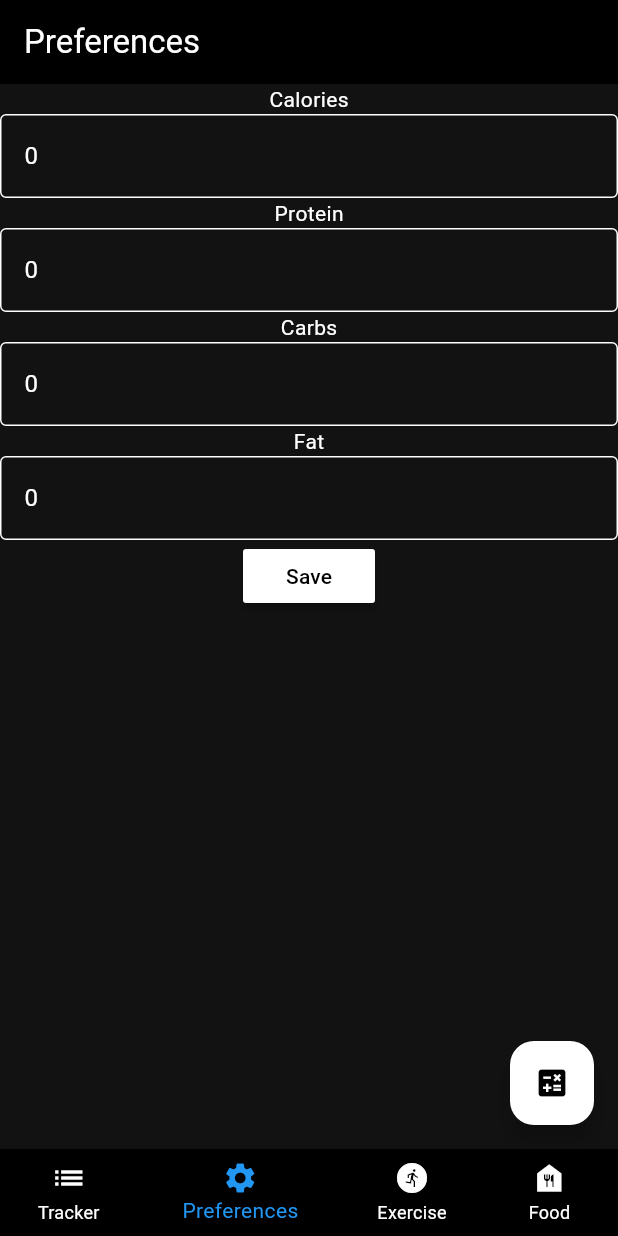
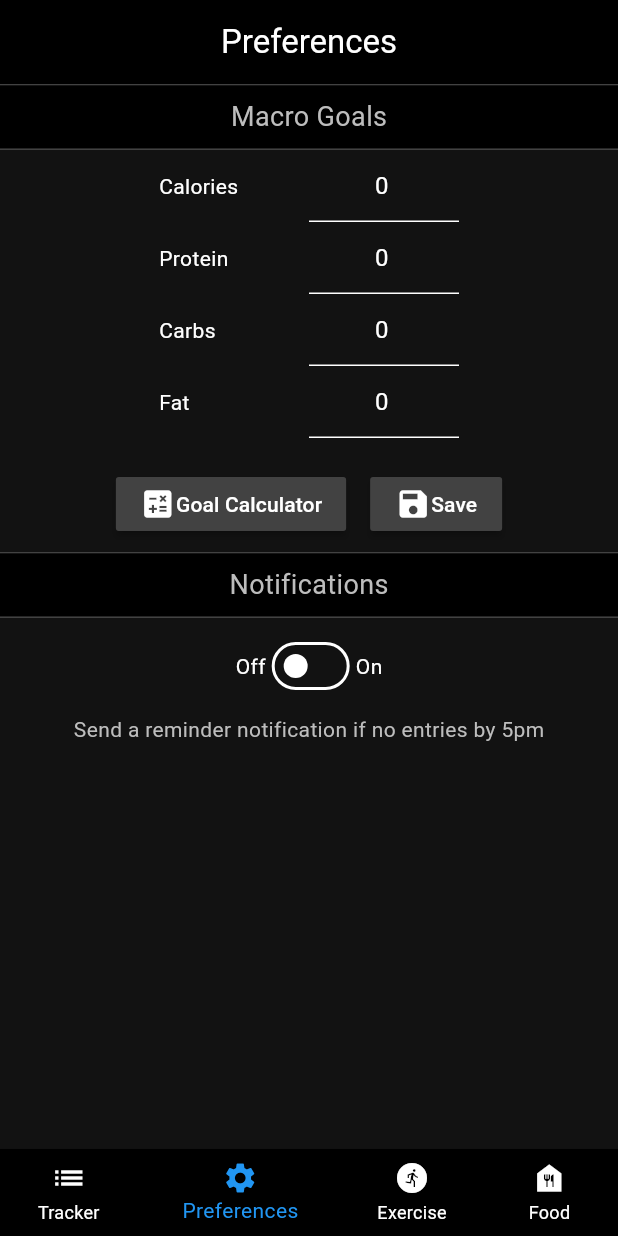
Before and after one commit to r2andrew/caloreasy, a Flutter app: the screen it shows after launch, item 2 of the bottom bar chosen, on a phone screen of 412 x 824 dp. Run offline on Flutter 3.47's test engine with Material 3 defaults, Android fonts, the phone set to English and light mode, and no system bars; our stand-ins replace flutter_local_notifications, flutter_slidable, hive, hive_flutter; missing offline and left inert: android_alarm_manager_plus, openfoodfacts; accounts and stored records are empty.

Commit message:
redesign preferences page + add notif ui

```diff
--- /dev/null
+++ b/lib/components/sub_heading.dart
@@ -0,0 +1,32 @@
+import 'package:flutter/material.dart';
+
+class SubHeading extends StatelessWidget {
+
+  String text;
+
+  SubHeading({
+    super.key,
+    required this.text
+  });
+
+  @override
+  Widget build(BuildContext context) {
+    return Row(
+      children: [
+        Expanded(
+          child: Container(
+            color: Colors.black,
+            child: Padding(
+              padding: const EdgeInsets.all(8.0),
+              child: Center(child: Text(
+                text,
+                style: TextStyle(
+                    fontSize: 18,
+                    color: Colors.grey[400]),)),
+            ),
+          ),
+        ),
+      ],
+    );
+  }
+}
--- a/lib/components/tdee_dialog.dart
+++ b/lib/components/tdee_dialog.dart
@@ -40,6 +40,7 @@ class _TDEEDialogState extends State<TDEEDialog> {
     }
   }
 
+  // TODO: redesign
   @override
   Widget build(BuildContext context) {
     return AlertDialog(
--- a/lib/database/local_database.dart
+++ b/lib/database/local_database.dart
@@ -14,7 +14,10 @@ class LocalDatabase {
 
   // Map
   // date : {}
+  // TODO: rename to goals in light of notifications
   final _preferencesBox = Hive.box('userPreferences');
+
+  final _notificationsBox = Hive.box('notifications');
 
   // Map
   // date : exercise[]
@@ -193,4 +196,18 @@ class LocalDatabase {
 
     _preferencesBox.put(date, updatedPreferences);
   }
+
+  /*
+  * PREFERENCES METHODS
+  * */
+
+  bool getNotificationsStatus() {
+    return _notificationsBox.get('status') ?? false;
+  }
+
+  void toggleNotificationsStatus() {
+    bool status = _notificationsBox.get('status') ?? false;
+    _notificationsBox.put('status', !status);
+  }
+
 }
--- a/lib/main.dart
+++ b/lib/main.dart
@@ -1,6 +1,5 @@
 import 'package:caloreasy/helpers/noti_service.dart';
 import 'package:caloreasy/pages/base_page.dart';
-import 'package:caloreasy/pages/tracker.dart';
 import 'package:flutter/material.dart';
 import 'package:hive/hive.dart';
 import 'package:hive_flutter/adapters.dart';
@@ -14,6 +13,8 @@ void main() async {
   final _foodEntriesBox = await Hive.openBox('userFoodEntries');
   final _preferencesBox = await Hive.openBox('userPreferences');
   final _exerciseEntriesBox = await Hive.openBox('userExerciseEntries');
+  final _notificationsBox = await Hive.openBox('notifications');
+
 
   // debug
   // _foodEntriesBox.clear();
--- a/lib/pages/preferences.dart
+++ b/lib/pages/preferences.dart
@@ -1,8 +1,11 @@
+import 'package:android_alarm_manager_plus/android_alarm_manager_plus.dart';
+import 'package:caloreasy/components/sub_heading.dart';
 import 'package:caloreasy/database/local_database.dart';
 import 'package:flutter/material.dart';
 import 'package:flutter/services.dart';
 
 import '../components/tdee_dialog.dart';
+import '../helpers/noti_service.dart';
 
 class PreferencesPage extends StatefulWidget {
 
@@ -21,12 +24,16 @@ class PreferencesPage extends StatefulWidget {
 
 class _PreferencesPageState extends State<PreferencesPage> {
 
+  DateTime todaysDate = DateTime.now()
+      .copyWith(hour: 0, minute: 0, second: 0, millisecond: 0, microsecond: 0);
+
   LocalDatabase db = LocalDatabase();
 
   final _caloriesController = TextEditingController();
   final _proteinController = TextEditingController();
   final _carbsController = TextEditingController();
   final _fatController = TextEditingController();
+  late bool notificationsOn;
 
   @override
   void initState() {
@@ -38,9 +45,10 @@ class _PreferencesPageState extends State<PreferencesPage> {
     _carbsController.text = preferences['carbs'].toString();
     _fatController.text = preferences['fat'].toString();
 
+    notificationsOn = db.getNotificationsStatus();
+
     super.initState();
   }
-
 
   void openTDEECalcDialog () {
     showDialog(context: context, builder: (context) {
@@ -93,78 +101,137 @@ class _PreferencesPageState extends State<PreferencesPage> {
         }
   }
 
+  Widget macroInput (String macro, TextEditingController controller) {
+    return Center(
+      child: SizedBox(
+        width: 200,
+        child: Row(
+          mainAxisAlignment: MainAxisAlignment.center,
+          children: [
+            Expanded(child: Text(macro)),
+            SizedBox(
+              width: 100,
+              child: TextField(
+                textAlign: TextAlign.center,
+                keyboardType: TextInputType.number,
+                inputFormatters: [
+                  FilteringTextInputFormatter.digitsOnly
+                ],
+                decoration: InputDecoration(
+                    border: UnderlineInputBorder(),
+                    hintText: macro
+                ),
+                controller: controller,
+              ),
+            ),
+          ],
+        ),
+      ),
+    );
+  }
+
   @override
   Widget build(BuildContext context) {
     return Scaffold(
       appBar: AppBar(
-        title: Text('Preferences'),
+        title: Center(child: Text('Preferences')),
         backgroundColor: Colors.black,
-      ),
-      floatingActionButton: FloatingActionButton(
-          backgroundColor: Colors.white,
-          onPressed: openTDEECalcDialog,
-          child: Icon(Icons.calculate),
       ),
       body: Column(
         children: [
 
-          Text('Calories'),
-          TextField(
-            keyboardType: TextInputType.number,
-            inputFormatters: [
-              FilteringTextInputFormatter.digitsOnly
-            ],
-            decoration: InputDecoration(
-              border: OutlineInputBorder(),
-              hintText: 'Calories'
+          Divider(height: 1, thickness: 1, color: Colors.grey[800],),
+
+          // notification selector
+          SubHeading(text: 'Macro Goals'),
+
+          Divider(height: 1, thickness: 1, color: Colors.grey[800],),
+
+          macroInput('Calories', _caloriesController),
+          macroInput('Protein', _proteinController),
+          macroInput('Carbs', _carbsController),
+          macroInput('Fat', _fatController),
+
+          Padding(
+            padding: const EdgeInsets.only(top: 12.0),
+            child: Row(
+              mainAxisAlignment: MainAxisAlignment.center,
+              children: [
+                Padding(
+                  padding: const EdgeInsets.all(8.0),
+                  child: MaterialButton(
+                    color: Colors.grey[800],
+                    textColor: Colors.white,
+                    onPressed: openTDEECalcDialog,
+                    child: Row(
+                      children: [
+                        Icon(Icons.calculate),
+                        Text('Goal Calculator')
+                      ],
+                    ),
+                  ),
+                ),
+                Padding(
+                  padding: const EdgeInsets.all(8.0),
+                  child: MaterialButton(
+                      color: Colors.grey[800],
+                      textColor: Colors.white,
+                      onPressed: () => submit(),
+                      child: Row(
+                        children: [
+                          Icon(Icons.save),
+                          Text('Save'),
+                        ],
+                      ),
+                  ),
+                ),
+              ],
             ),
-            controller: _caloriesController,
           ),
 
-          Text('Protein'),
-          TextField(
-            keyboardType: TextInputType.number,
-            inputFormatters: [
-              FilteringTextInputFormatter.digitsOnly
-            ],
-            decoration: InputDecoration(
-                border: OutlineInputBorder(),
-                hintText: 'Protein in g'
+          Divider(height: 1, thickness: 1, color: Colors.grey[800],),
+          SubHeading(text: 'Notifications'),
+          Divider(height: 1, thickness: 1, color: Colors.grey[800],),
+
+          Padding(
+            padding: const EdgeInsets.all(8.0),
+            child: Column(
+              children: [
+                Row(
+                  mainAxisAlignment: MainAxisAlignment.center,
+                  children: [
+                    Text('Off'),
+                    Switch(
+                      trackColor: WidgetStateProperty<Color?>.fromMap(<WidgetStatesConstraint, Color>{
+                        WidgetState.selected: Colors.blue
+                      }),
+                      thumbColor: const WidgetStatePropertyAll<Color>(Colors.white),
+                      value: notificationsOn,
+                      onChanged: (value) {
+                        setState(() {
+                          db.toggleNotificationsStatus();
+                          notificationsOn = db.getNotificationsStatus();
+                        });
+                        if (notificationsOn == true) {
+                          AndroidAlarmManager.periodic(const Duration(days: 1), 0, () => NotiService.scheduledNotification(),
+                              startAt: todaysDate.copyWith(hour: 17), allowWhileIdle: true, wakeup: true, rescheduleOnReboot: true)
+                              .then((value) => print('Alarm Timer Started = $value'));
+                        } else {
+                          AndroidAlarmManager.cancel(0).then((value) => print('Alarm Timer Canceled = $value'));
+                        }
+                      },
+                    ),
+                    Text('On')
+                  ],
+                ),
+                Padding(
+                  padding: const EdgeInsets.all(8.0),
+                  child: Text(
+                    'Send a reminder notification if no entries by 5pm',
+                    style: TextStyle(color: Colors.grey[400])),
+                )
+              ],
             ),
-            controller: _proteinController,
-          ),
-
-          Text('Carbs'),
-          TextField(
-            keyboardType: TextInputType.number,
-            inputFormatters: [
-              FilteringTextInputFormatter.digitsOnly
-            ],
-            decoration: InputDecoration(
-                border: OutlineInputBorder(),
-                hintText: 'Carbs in g'
-            ),
-            controller: _carbsController,
-          ),
-
-          Text('Fat'),
-          TextField(
-            keyboardType: TextInputType.number,
-            inputFormatters: [
-              FilteringTextInputFormatter.digitsOnly
-            ],
-            decoration: InputDecoration(
-                border: OutlineInputBorder(),
-                hintText: 'Fat in g'
-            ),
-            controller: _fatController,
-          ),
-
-          MaterialButton(
-              color: Colors.white,
-              textColor: Colors.black,
-              onPressed: () => submit(),
-              child: Text('Save'),
           )
         ],
       ),
```
